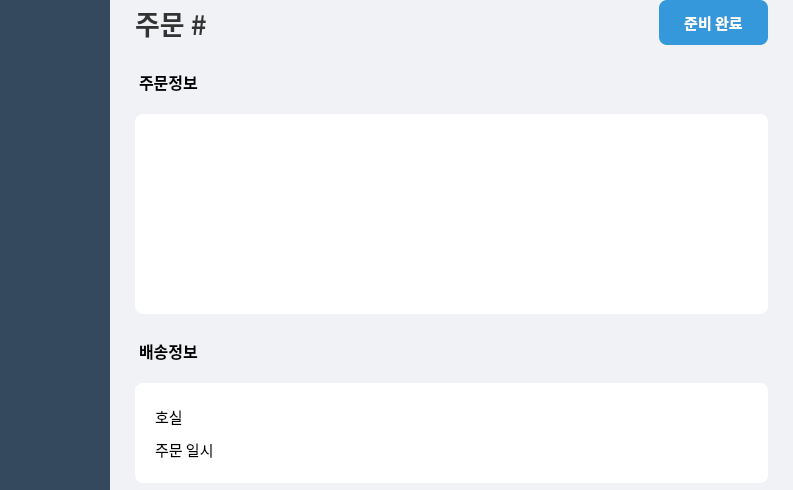
This is gui/staff_gui/staff_gui.ui in TheMomentLab/Roomie as Qt 5 draws it before an edit; both pictures show x 231 to 1024 and y 100 to 590 of the 1024 by 768 pixel window. The edited form follows.
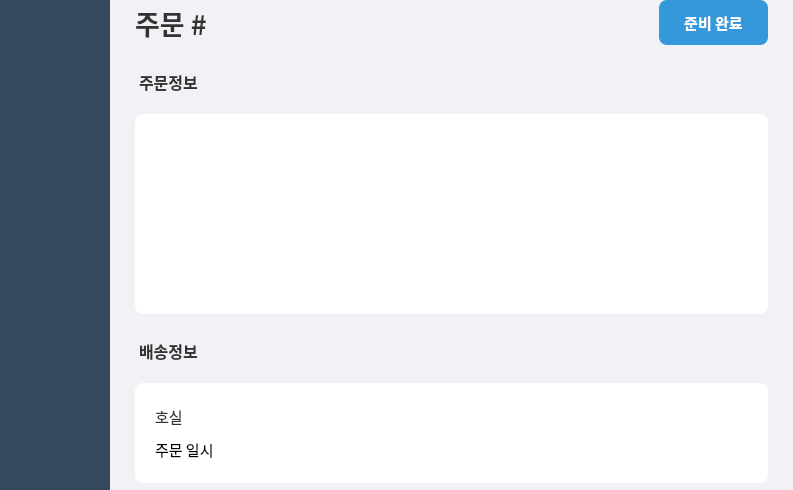
This is the edited form.

```diff
--- a/gui/staff_gui/staff_gui.ui
+++ b/gui/staff_gui/staff_gui.ui
@@ -413,7 +413,7 @@
              </font>
             </property>
             <property name="styleSheet">
-             <string notr="true">margin-top: 10px; margin-bottom: 5px;</string>
+             <string notr="true">margin-top: 10px; margin-bottom: 5px; color: #333333;</string>
             </property>
             <property name="text">
              <string>주문정보</string>
@@ -462,7 +462,7 @@
              </font>
             </property>
             <property name="styleSheet">
-             <string notr="true">margin-top: 10px; margin-bottom: 5px;</string>
+             <string notr="true">margin-top: 10px; margin-bottom: 5px; color: #333333;</string>
             </property>
             <property name="text">
              <string>배송정보</string>
@@ -502,6 +502,9 @@
                  <pointsize>11</pointsize>
                 </font>
                </property>
+                 <property name="styleSheet">
+                <string notr="true">color: #333333;</string>
+               </property>
                <property name="text">
                 <string>호실</string>
                </property>
```
Left out of the diff: 9 changed lines with no effect on the pictures.
